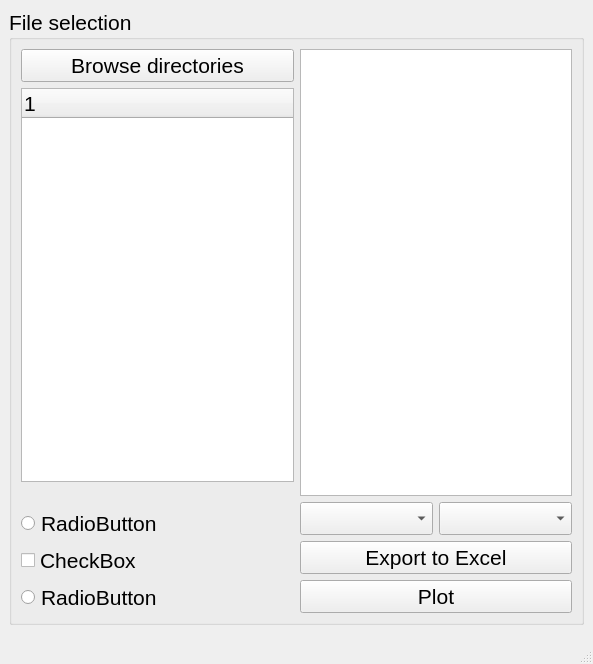
Above: mainwindow.ui from lcubrilo/Brillo before the change. Below: the same form after it.
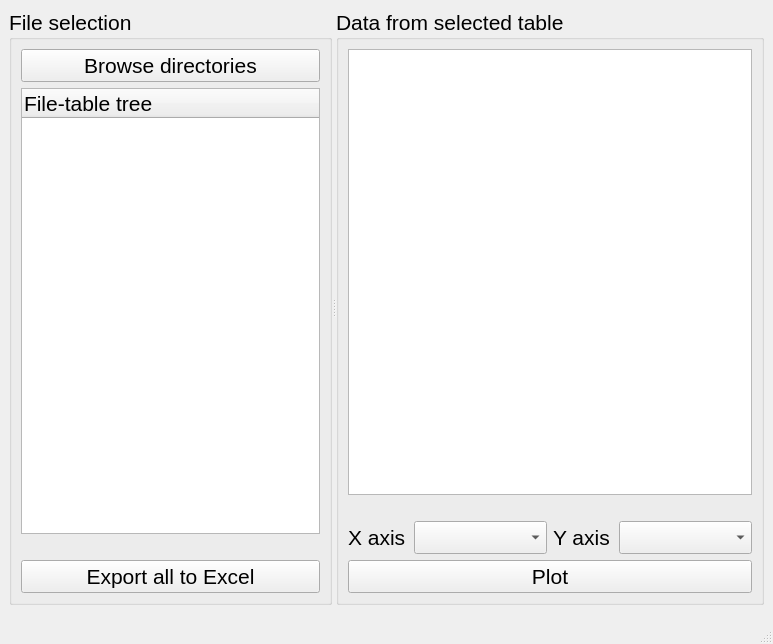
That is the form after the change.

Diff of the .ui file:
```diff
--- a/mainwindow.ui
+++ b/mainwindow.ui
@@ -6,8 +6,8 @@
    <rect>
     <x>0</x>
     <y>0</y>
-    <width>593</width>
-    <height>664</height>
+    <width>773</width>
+    <height>644</height>
    </rect>
   </property>
   <property name="font">
@@ -21,15 +21,15 @@
   <widget class="QWidget" name="centralwidget">
    <layout class="QHBoxLayout" name="horizontalLayout">
     <item>
-     <widget class="QGroupBox" name="fileGroupBox">
+     <widget class="QSplitter" name="splitter_2">
+      <property name="orientation">
+       <enum>Qt::Horizontal</enum>
+      </property>
+      <widget class="QGroupBox" name="groupBox_2">
       <property name="title">
        <string>File selection</string>
       </property>
-      <layout class="QHBoxLayout" name="horizontalLayout_3">
-       <item>
-        <layout class="QVBoxLayout" name="verticalLayout_2">
-         <item>
-          <layout class="QVBoxLayout" name="verticalLayout_3">
+       <layout class="QVBoxLayout" name="verticalLayout">
            <item>
             <widget class="QPushButton" name="browseButton">
              <property name="text">
@@ -38,18 +38,14 @@
             </widget>
            </item>
            <item>
-            <layout class="QHBoxLayout" name="horizontalLayout_2">
-             <item>
               <widget class="QTreeWidget" name="treeWidget">
                <column>
                 <property name="text">
-                 <string notr="true">1</string>
+            <string>File-table tree</string>
                 </property>
                </column>
               </widget>
              </item>
-            </layout>
-           </item>
            <item>
             <spacer name="horizontalSpacer">
              <property name="orientation">
@@ -64,52 +60,71 @@
             </spacer>
            </item>
            <item>
-            <widget class="QRadioButton" name="radioButton">
+         <widget class="QPushButton" name="exportButton">
              <property name="text">
-              <string>RadioButton</string>
+           <string>Export all to Excel</string>
              </property>
             </widget>
            </item>
-           <item>
-            <widget class="QCheckBox" name="checkBox">
-             <property name="text">
-              <string>CheckBox</string>
-             </property>
-            </widget>
-           </item>
-           <item>
-            <widget class="QRadioButton" name="radioButton_2">
-             <property name="text">
-              <string>RadioButton</string>
-             </property>
-            </widget>
-           </item>
-          </layout>
-         </item>
-        </layout>
-       </item>
-       <item>
-        <layout class="QVBoxLayout" name="verticalLayout_4">
+       </layout>
+      </widget>
+      <widget class="QGroupBox" name="groupBox">
+       <property name="title">
+        <string>Data from selected table</string>
+       </property>
+       <layout class="QVBoxLayout" name="verticalLayout_2">
          <item>
           <widget class="QTableView" name="tableView"/>
          </item>
+        <item>
+         <spacer name="horizontalSpacer_2">
+          <property name="orientation">
+           <enum>Qt::Horizontal</enum>
+          </property>
+          <property name="sizeHint" stdset="0">
+           <size>
+            <width>40</width>
+            <height>20</height>
+           </size>
+          </property>
+         </spacer>
+        </item>
          <item>
           <layout class="QHBoxLayout" name="horizontalLayout_4">
+          <item>
+           <widget class="QLabel" name="label">
+            <property name="maximumSize">
+             <size>
+              <width>60</width>
+              <height>16777215</height>
+             </size>
+            </property>
+            <property name="text">
+             <string>X axis</string>
+            </property>
+           </widget>
+          </item>
            <item>
             <widget class="QComboBox" name="xAxisCombo"/>
            </item>
+          <item>
+           <widget class="QLabel" name="label_2">
+            <property name="maximumSize">
+             <size>
+              <width>60</width>
+              <height>16777215</height>
+             </size>
+            </property>
+            <property name="text">
+             <string>Y axis</string>
+            </property>
+           </widget>
+          </item>
            <item>
             <widget class="QComboBox" name="yAxisCombo"/>
            </item>
           </layout>
          </item>
-         <item>
-          <widget class="QPushButton" name="exportButton">
-           <property name="text">
-            <string>Export to Excel</string>
-           </property>
-          </widget>
-         </item>
          <item>
           <widget class="QPushButton" name="plotButton">
            <property name="text">
@@ -118,8 +133,7 @@
           </widget>
          </item>
         </layout>
-       </item>
-      </layout>
+      </widget>
      </widget>
     </item>
    </layout>
```
Left out of the diff: 4 changed lines with no effect on the pictures. Lines whose indentation alone changed are shown as unchanged.
